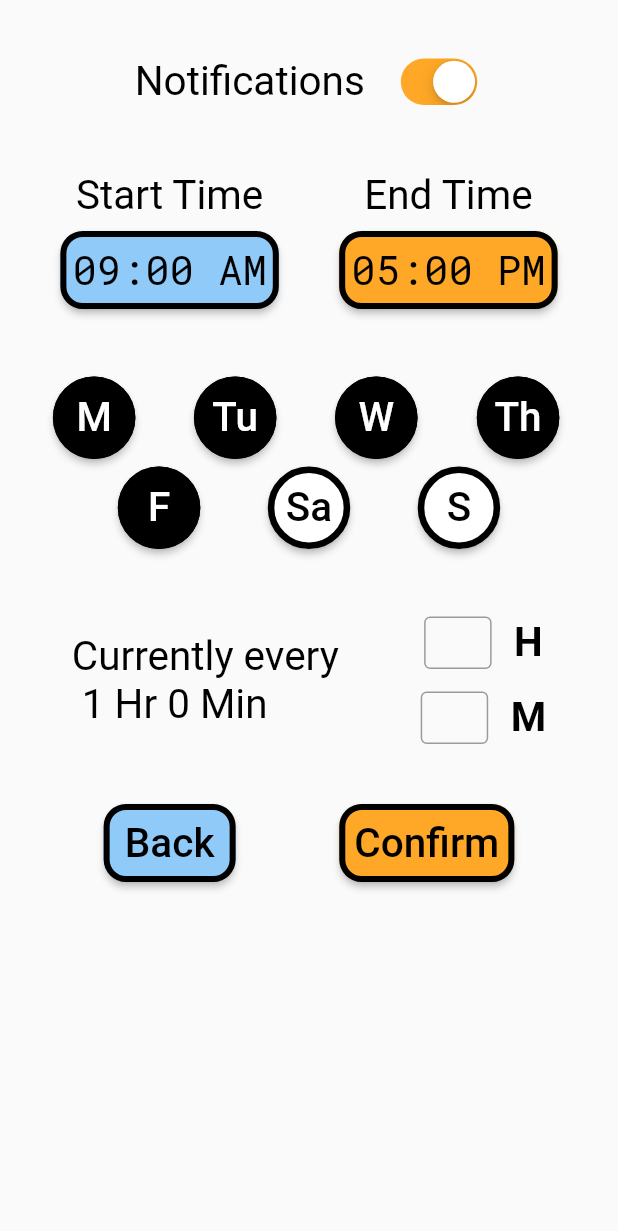
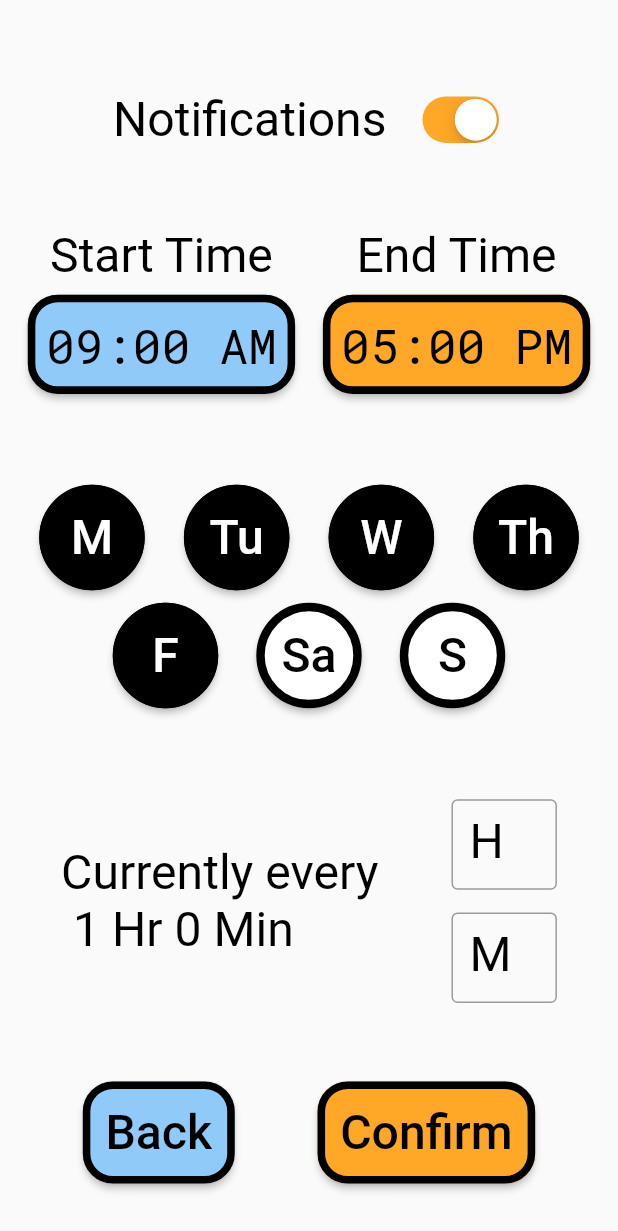
Before and after one commit to prabnur/stand_app, a Flutter app: the screen it shows after launch, after a tap on the "settings" icon, on a phone screen of 412 x 824 dp. Shown: the top 1231 px of the screen. Run offline on Flutter 3.47's test engine with Material 2 defaults, Android fonts, the phone set to English and light mode, and no system bars; our stand-ins replace fluttertoast, platform; missing offline and left inert: day_night_time_picker, flutter_local_notifications_platform_interface.

```diff
--- a/lib/data.dart
+++ b/lib/data.dart
@@ -88,7 +88,9 @@ class Data {
   void calculateSteps() {
     stepsTaken = 0;
     int intvl = (h * 60) + m;
-    stepsToTake = getMaxInterval() ~/ intvl;
+    stepsToTake = (getMaxInterval() ~/ intvl) + 1;
+    print('Max Interval: ${getMaxInterval()}');
+    print('New steps to take $stepsToTake');
     resetTrackerAnimation();
   }
 
@@ -156,7 +158,7 @@ class Data {
   }
 
   void initialiseProportion(h, w) {
-    P = new Proportions(h, w);
+    P = Proportions.construct(h, w);
   }
 
   Future<File> getFile(type) async {
@@ -165,6 +167,8 @@ class Data {
   }
 
   int getMaxInterval() {
+    print('Start Hour: $startHour Min $startMin');
+    print('End Hour: $endHour Min $endMin');
     if ((startHour < endHour) || (startHour == endHour && startMin < endMin))
       return ((endHour * 60) + endMin) - ((startHour * 60) + startMin);
     else
--- a/lib/intervalpicker.dart
+++ b/lib/intervalpicker.dart
@@ -1,5 +1,6 @@
 import 'package:flutter/material.dart';
 import 'package:flutter/services.dart';
+import 'package:fluttertoast/fluttertoast.dart';
 
 import 'data.dart';
 
@@ -46,42 +47,44 @@ class _IntervalPicker extends State<IntervalPicker> {
   }
 
   Map<String, int> updateInterval() {
-    var hour;
-    var min;
-    Map<String, int> interval = {
-      'hour': -1,
-      'min': -1,
-    };
-    bool intvlChanged = false;
+    Map<String, int> interval = {};
     if (hController.text?.isNotEmpty ?? false) {
-      hour = int.parse(hController.text);
-      min = mController.text?.isNotEmpty ?? false
-          ? int.parse(mController.text)
-          : 0;
-      intvlChanged = true;
-    } else if (mController.text?.isNotEmpty ?? false) {
-      hour = 0;
-      min = int.parse(mController.text);
-      intvlChanged = true;
+      int hour = int.tryParse(hController.text);
+      if (hour != null)
+        interval['hour'] = hour;
+      else
+        displayError('Please check the value of H');
     }
-    if (intvlChanged) {
-      interval['hour'] = hour;
-      interval['min'] = min;
+    if (mController.text?.isNotEmpty ?? false) {
+      int min = int.parse(mController.text);
+      if (min != null)
+        interval['min']= min;
+      else
+        displayError('Please check the value of M');
     }
     return interval;
+  }
+
+   void displayError(String message) {
+    Fluttertoast.showToast(
+        msg: message,
+        toastLength: Toast.LENGTH_LONG,
+        gravity: ToastGravity.TOP,
+        timeInSecForIosWeb: 3,
+        backgroundColor: Colors.black,
+        textColor: Colors.red,
+        fontSize: D.P.toastFontSize);
   }
 
   @override
   Widget build(BuildContext context) {
     return Row(
         mainAxisAlignment: MainAxisAlignment.spaceEvenly,
+        mainAxisSize: MainAxisSize.min,
         children: <Widget>[
           Text('Currently every \n $h Hr $m Min', style: D.P.style),
-          SizedBox(
-              height:
-                  (D.P.intervalInputHeight * 2) + D.P.intervalInputsProximity,
-              child: Column(
-                mainAxisAlignment: MainAxisAlignment.spaceBetween,
+          Column(
+            mainAxisAlignment: MainAxisAlignment.spaceEvenly,
             mainAxisSize: MainAxisSize.max,
             children: <Widget>[
               IntervalInput(
@@ -89,13 +92,14 @@ class _IntervalPicker extends State<IntervalPicker> {
                 myController: hController,
                 D: D,
               ),
+              SizedBox(height: D.P.intervalInputsProximity),
               IntervalInput(
                 id: 'M',
                 myController: mController,
                 D: D,
               )
             ],
-              ))
+          )
         ]);
   }
 }
@@ -120,16 +124,18 @@ class IntervalInput extends StatelessWidget {
               keyboardType: TextInputType.number,
               controller: myController,
               decoration: InputDecoration(
+                labelText: id,
+                labelStyle: D.P.style,
+                isDense: true,
                 border: OutlineInputBorder(),
               ),
-              )),
-          SizedBox(width: D.P.intervalInputsProximity),
-          Text(id,
               style: TextStyle(
                   fontFamily: D.P.style.fontFamily,
-                  fontSize: D.P.style.fontSize,
                   color: D.P.style.color,
-                  fontWeight: FontWeight.bold)),
+                  fontSize: D.P.style.fontSize - 4
+              ),
+            )
+          ),
         ]);
   }
 }
--- a/lib/main.dart
+++ b/lib/main.dart
@@ -45,7 +45,7 @@ class _Home extends State<Home> with TickerProviderStateMixin {
   Image logo;
   static const LOGO_WIDTH = 1778.0;
   static const LOGO_HEIGHT = 2459.0;
-  static const LOGO_SCALE_FACTOR = 0.10;
+  static const LOGO_SCALE_FACTOR = 0.09;
 
   _Home({this.D});
 
--- a/lib/options.dart
+++ b/lib/options.dart
@@ -39,11 +39,13 @@ class Options extends StatelessWidget {
   }
 
   void confirm() {
+    D.days = days.join();
     var interval = updateInterval();
-    D.days = days.join();
-    if (D.isIntervalValid(interval['hour'], interval['min'])) {
-      D.h = interval['hour'];
-      D.m = interval['min'];
+    var hour = interval.containsKey('hour') ? interval['hour'] : D.h;
+    var min = interval.containsKey('min') ? interval['min'] : D.m;
+    if (D.isIntervalValid(hour, min)) {
+      D.h = hour;
+      D.m = min;
       D.writeData();
       displayMessage('Changes Applied!', Colors.green);
     } else {
--- a/lib/proprtions.dart
+++ b/lib/proprtions.dart
@@ -1,27 +1,22 @@
 import 'package:flutter/cupertino.dart';
 import 'package:flutter/material.dart';
+import 'dart:math';
 
 class Proportions {
-  static const widths = [375, 400, 425];
-  static const heights = [600, 700, 800];
-  //                   [225000,               280000,               340000]
-  static final areas = [
-    widths[0] * heights[0] / (10 ^ 3),
-    widths[1] * heights[1] / (10 ^ 3),
-    widths[2] * heights[2] / (10 ^ 3)
-  ];
+  static const double wSmol = 360.0;
+  static const double hSmol = 592.0;
 
-  // General
-  double paddingTop;
-  double paddingBottom;
+  static const double wBeeg = 411.0;
+  static const double hBeeg = 820.0;
+
+  static const double aSmol = wSmol * hSmol;
+  static const double aBeeg = wBeeg * hBeeg;
 
   double verticalGap;
   double horizontalGap;
 
   double dayPickerRadius;
   double dayPickerOffset;
-
-  double iconSize;
 
   double intervalInputHeight;
   double intervalInputWidth;
@@ -31,51 +26,123 @@ class Proportions {
   double toastFontSize;
 
   EdgeInsetsGeometry buttonPadding;
+  double buttonPaddingNum;
+
   EdgeInsetsGeometry endButtonPadding;
+  double endButtonPaddingNum;
+
   EdgeInsetsGeometry overallPadding;
+  double overallPaddingTop;
+  double overallPaddingBottom;
 
   MainAxisAlignment horizontalAxisAlignment;
-  MainAxisAlignment verticalAxisAlignment;
 
   ShapeBorder sb;
+  double borderWidth;
+  double borderRadius;
 
   var style;
+  double fontSize;
 
-  Proportions(h, w) {
-    smallPhone(h, w);
+  Proportions();
+
+  static Proportions construct(h, w) {
+    final a = h * w;
+    Proportions lerp = Proportions();
+    Proportions big = beeg();
+    Proportions small = smol();
+
+    // Stuff that stays the same
+    lerp.buttonTextProximity = 7;
+    lerp.horizontalAxisAlignment = MainAxisAlignment.spaceEvenly;
+    lerp.toastFontSize = 20;
+
+    // Linear Interpolation
+    lerp.fontSize = linterpolate(a, aSmol, small.fontSize, aBeeg, big.fontSize);
+    lerp.style = TextStyle(
+        fontFamily: 'Roboto', fontSize: lerp.fontSize, color: Colors.black);
+
+    lerp.buttonPaddingNum = linterpolate(a, aSmol, small.buttonPaddingNum, aBeeg, big.buttonPaddingNum);
+    lerp.endButtonPaddingNum = linterpolate(a, aSmol, small.endButtonPaddingNum, aBeeg, big.endButtonPaddingNum);
+    lerp.overallPaddingTop = linterpolate(h, hSmol, small.overallPaddingTop, hBeeg, big.overallPaddingTop);
+    lerp.overallPaddingBottom = linterpolate(h, hSmol, small.overallPaddingBottom, hBeeg, big.overallPaddingBottom);
+
+    lerp.buttonPadding = EdgeInsets.all(lerp.buttonPaddingNum);
+    lerp.endButtonPadding = EdgeInsets.all(lerp.endButtonPaddingNum);
+    lerp.overallPadding = EdgeInsets.only(top: lerp.overallPaddingTop, bottom: lerp.overallPaddingBottom);
+
+    lerp.dayPickerRadius = linterpolate(a, aSmol, small.dayPickerRadius, aBeeg, big.dayPickerRadius);
+    lerp.dayPickerOffset = linterpolate(a, aSmol, small.dayPickerOffset, aBeeg, big.dayPickerOffset);
+
+    lerp.intervalInputHeight = linterpolate(h, hSmol, small.intervalInputHeight, hBeeg, big.intervalInputHeight);
+    lerp.intervalInputsProximity = linterpolate(h, hSmol, small.intervalInputsProximity, hBeeg, big.intervalInputsProximity);
+    lerp.intervalInputWidth = linterpolate(w, wSmol, small.intervalInputWidth, wBeeg, big.intervalInputWidth);
+
+    lerp.borderRadius = linterpolate(a, aSmol, small.borderRadius, aBeeg, big.borderRadius);
+    lerp.borderWidth = linterpolate(a, aSmol, small.borderWidth, aBeeg, big.borderWidth);
+    lerp.sb = RoundedRectangleBorder(
+      side: BorderSide(color: Colors.black, width: lerp.borderWidth),
+      borderRadius: BorderRadius.all(Radius.circular(lerp.borderRadius))
+    );
+
+    lerp.verticalGap = linterpolate(h, hSmol, small.verticalGap, hBeeg, big.verticalGap);
+
+    return lerp;
   }
 
-  void smallPhone(h, w) {
-    final a = h * w;
+  static Proportions beeg() {
+    Proportions beeg = Proportions();
+    beeg.fontSize = 32;
 
-    style = TextStyle(fontFamily: 'Roboto', fontSize: 27, color: Colors.black);
+    beeg.buttonPaddingNum = 12;
+    beeg.endButtonPaddingNum = 15;
+    beeg.overallPaddingTop = 60;
+    beeg.overallPaddingBottom = 40;
 
-    paddingTop = 50;
-    paddingBottom = 30;
+    beeg.dayPickerRadius = 70;
+    beeg.dayPickerOffset = 25;
 
-    buttonPadding = EdgeInsets.all(8);
-    endButtonPadding = EdgeInsets.all(10);
-    overallPadding = EdgeInsets.only(top: 35, bottom: 30);
-    buttonTextProximity = 8;
+    beeg.intervalInputHeight = 60;
+    beeg.intervalInputsProximity = 15;
+    beeg.intervalInputWidth = 70;
 
-    dayPickerRadius = 55;
-    dayPickerOffset = 15;
+    beeg.borderRadius = 20;
+    beeg.borderWidth = 5;
 
-    horizontalAxisAlignment = MainAxisAlignment.spaceEvenly;
+    beeg.verticalGap = 52;
+    return beeg;
+  }
 
-    iconSize = 50;
+  static Proportions smol() {
+    Proportions smol = Proportions();
+    smol.fontSize = 27;
 
-    intervalInputHeight = 35;
-    intervalInputsProximity = 15;
-    intervalInputWidth = 45;
+    smol.buttonPaddingNum = 9;
+    smol.endButtonPaddingNum = 12;
+    smol.overallPaddingTop = 45;
+    smol.overallPaddingBottom = 30;
 
-    toastFontSize = 20;
+    smol.dayPickerRadius = 55;
+    smol.dayPickerOffset = 15;
 
-    sb = RoundedRectangleBorder(
-      side: BorderSide(color: Colors.black, width: 4),
-      borderRadius: BorderRadius.all(Radius.circular(15))
-    );
+    smol.intervalInputHeight = 35;
+    smol.intervalInputsProximity = 12;
+    smol.intervalInputWidth = 55;
 
-    verticalGap = 40;
+    smol.borderRadius = 15;
+    smol.borderWidth = 4;
+
+    smol.verticalGap = 40;
+    return smol;
+  }
+
+  static double linterpolate(double x, double x1, double y1, double x2, double y2) {
+    var result = y1 + ((x - x1) * ((y2 - y1) / (x2 - x1)));
+    return roundDouble(result, 2);
+  }
+
+  static double roundDouble(double value, int places) {
+    double mod = pow(10.0, places);
+    return ((value * mod).round().toDouble() / mod);
   }
 }
--- a/lib/toggleoptions.dart
+++ b/lib/toggleoptions.dart
@@ -28,7 +28,7 @@ class _ToggleNotifications extends State<ToggleNotifications> {
     Fluttertoast.showToast(
       msg: D.notifyMe ? 'Notifications Set' : 'Notifications Cancelled',
       toastLength: Toast.LENGTH_SHORT,
-      gravity: ToastGravity.BOTTOM,
+      gravity: ToastGravity.TOP,
       timeInSecForIosWeb: 3,
       backgroundColor: Colors.black,
       textColor: D.notifyMe ? Colors.green : Colors.red,
--- a/lib/tray.dart
+++ b/lib/tray.dart
@@ -4,7 +4,7 @@ import 'options.dart';
 import 'data.dart';
 
 class Tray extends StatelessWidget {
-  static const ICON_SIZE = 50.0;
+  static const ICON_SIZE = 60.0;
   static const HELP_SIZE = 40.0;
 
   final Data D;
@@ -44,7 +44,7 @@ class Tray extends StatelessWidget {
               '?',
               style: TextStyle(
                 fontFamily: 'Robato',
-                fontSize: 24,
+                fontSize: 26,
                 color: Colors.white
               ),
             )
```
Lines whose indentation alone changed are shown as unchanged.
